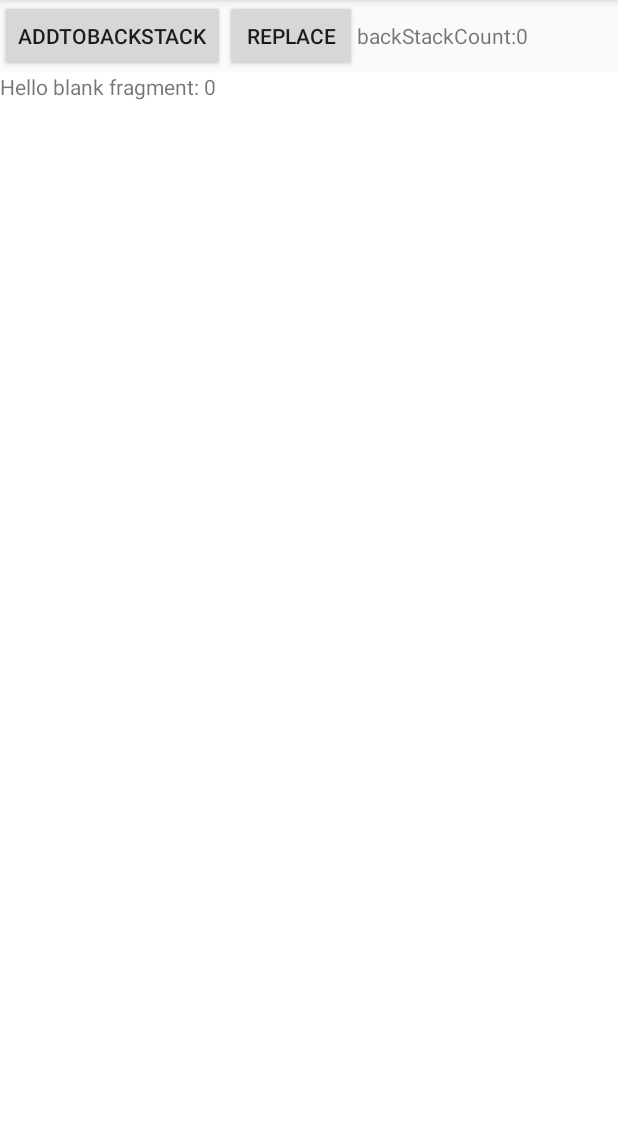
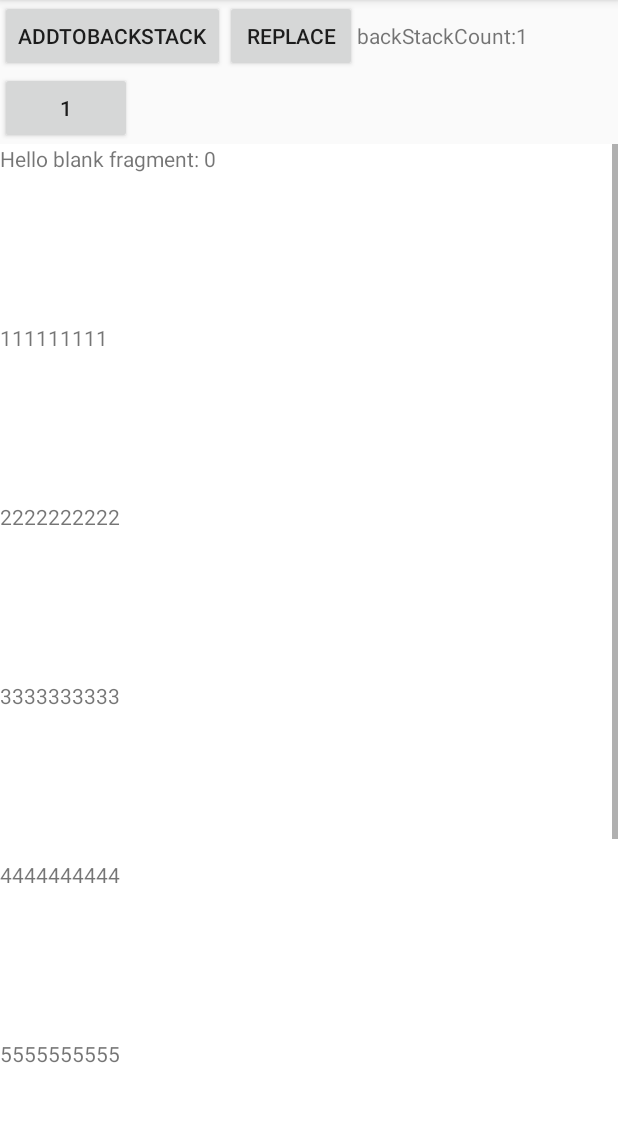
Before and after one commit to sarang628/Android, an Android app: the MyFragmentActivity screen opened directly, with no data from a screen before it, after a tap on "ADDTOBACKSTACK", on a phone screen of 412 x 824 dp, the part 84-1206 px from its top. Run offline under Robolectric (Android 15) with nearby library versions, the phone set to English and light mode, and no system bars.

Commit message:
Fragment Update

```diff
--- a/app/src/main/java/com/sarang/androiddeveloper/fragments/MyFragmentActivity.java
+++ b/app/src/main/java/com/sarang/androiddeveloper/fragments/MyFragmentActivity.java
@@ -3,6 +3,8 @@ package com.sarang.androiddeveloper.fragments;
 import android.content.Context;
 import android.content.Intent;
 import android.net.Uri;
+import android.os.Handler;
+import android.support.v4.app.FragmentManager;
 import android.support.v4.app.FragmentTransaction;
 import android.support.v7.app.AppCompatActivity;
 import android.os.Bundle;
@@ -14,7 +16,11 @@ import android.widget.Toast;
 
 import com.sarang.androiddeveloper.R;
 
+import java.util.ArrayList;
+
 public class MyFragmentActivity extends AppCompatActivity implements BlankFragment.OnFragmentInteractionListener {
+
+    ArrayList<String> tags = new ArrayList<>();
 
 
     @Override
@@ -36,9 +42,11 @@ public class MyFragmentActivity extends AppCompatActivity implements BlankFragme
     public void addToBackStack(View v) {
 
         FragmentTransaction trans = getSupportFragmentManager().beginTransaction();
-        trans.add(R.id.container, BlankFragment.newInstance("a", "b")).addToBackStack("backStack");
+        trans.add(R.id.container, BlankFragment.newInstance("a", "b"), "" + BlankFragment.createCount).addToBackStack("backStack");
+        tags.add("" + BlankFragment.createCount);
         trans.commit();
         renewFraglemtList();
+
 
     }
 
@@ -54,30 +62,60 @@ public class MyFragmentActivity extends AppCompatActivity implements BlankFragme
 
     public void replace(View v) {
         FragmentTransaction trans = getSupportFragmentManager().beginTransaction();
-        trans.replace(R.id.container, BlankFragment.newInstance("a", "b"))/*.addToBackStack("backStack")*/;
+        trans.replace(R.id.container, BlankFragment.newInstance("a", "b"), "" + BlankFragment.createCount).addToBackStack("backStack");
+        tags.add("" + BlankFragment.createCount);
         trans.commit();
         renewFraglemtList();
     }
 
     private void renewFraglemtList() {
 
-        ((LinearLayout) findViewById(R.id.fragmentButtonLayout)).removeAllViewsInLayout();
+        new Handler().postDelayed(new Runnable() {
+            @Override
+            public void run() {
 
                 ((TextView) findViewById(R.id.backStackCount)).setText("" + getSupportFragmentManager().getBackStackEntryCount());
-
+                ((LinearLayout) findViewById(R.id.fragmentButtonLayout)).removeAllViewsInLayout();
+                /*
                 for (int i = 0; i < getSupportFragmentManager().getBackStackEntryCount(); i++) {
-            Button btn = new Button(this);
-            if (getSupportFragmentManager().getFragments().get(i) instanceof BlankFragment) {
+                    Button btn = new Button(MyFragmentActivity.this);
+                    if (getSupportFragmentManager().getFragments().get(i) != null && getSupportFragmentManager().getFragments().get(i) instanceof BlankFragment) {
                         btn.setText("" + ((BlankFragment) getSupportFragmentManager().getFragments().get(i)).count);
                         final int finalI = i;
                         btn.setOnClickListener(new View.OnClickListener() {
                             @Override
                             public void onClick(View v) {
+                                for (int i = 0; i < getSupportFragmentManager().getBackStackEntryCount(); i++) {
+                                    getSupportFragmentManager().beginTransaction().hide(getSupportFragmentManager().getFragments().get(i)).commit();
+                                }
                                 getSupportFragmentManager().beginTransaction().show(getSupportFragmentManager().getFragments().get(finalI)).commit();
+
                             }
                         });
                         ((LinearLayout) findViewById(R.id.fragmentButtonLayout)).addView(btn);
                     }
+                }*/
+                for (int i = 0; i < tags.size(); i++) {
+                    Button btn = new Button(MyFragmentActivity.this);
+                    btn.setText("" + tags.get(i));
+                    final int finalI = i;
+                    btn.setOnClickListener(new View.OnClickListener() {
+                        @Override
+                        public void onClick(View v) {
+                            //                            for (int i = 0; i < getSupportFragmentManager().getBackStackEntryCount(); i++) {
+                            //                                getSupportFragmentManager().beginTransaction().hide(getSupportFragmentManager().findFragmentByTag(tags.get(i))).commit();
+                            //                            }
+                            //                            getSupportFragmentManager().beginTransaction().show(getSupportFragmentManager().findFragmentByTag(tags.get(finalI))).commit();
+                            FragmentTransaction trans = getSupportFragmentManager().beginTransaction();
+                            trans.replace(R.id.container, getSupportFragmentManager().findFragmentByTag("" + (finalI + 1)));
+                            trans.commit();
+
+                        }
+                    });
+                    ((LinearLayout) findViewById(R.id.fragmentButtonLayout)).addView(btn);
+
                 }
             }
+        }, 500);
     }
+}
--- a/app/src/main/res/layout/fragment_blank.xml
+++ b/app/src/main/res/layout/fragment_blank.xml
@@ -6,11 +6,72 @@
     android:background="#FFFFFF"
     tools:context=".fragments.BlankFragment">
 
-    <!-- TODO: Update blank fragment layout -->
-    <TextView
-        android:id="@+id/tv"
+
+    <ScrollView
         android:layout_width="match_parent"
-        android:layout_height="match_parent"
-        android:text="@string/hello_blank_fragment" />
+        android:layout_height="match_parent">
+
+        <LinearLayout
+            android:layout_width="match_parent"
+            android:layout_height="2000dp"
+            android:orientation="vertical">
+
+            <TextView
+                android:id="@+id/tv"
+                android:layout_width="match_parent"
+                android:layout_height="match_parent"
+                android:text="@string/hello_blank_fragment" />
+
+            <TextView
+                android:layout_width="wrap_content"
+                android:layout_height="wrap_content"
+                android:layout_marginTop="100dp"
+                android:text="111111111" />
+
+            <TextView
+                android:layout_width="wrap_content"
+                android:layout_height="wrap_content"
+                android:layout_marginTop="100dp"
+                android:text="2222222222" />
+
+            <TextView
+                android:layout_width="wrap_content"
+                android:layout_height="wrap_content"
+                android:layout_marginTop="100dp"
+                android:text="3333333333" />
+
+            <TextView
+                android:layout_width="wrap_content"
+                android:layout_height="wrap_content"
+                android:layout_marginTop="100dp"
+                android:text="4444444444" />
+
+            <TextView
+                android:layout_width="wrap_content"
+                android:layout_height="wrap_content"
+                android:layout_marginTop="100dp"
+                android:text="5555555555" />
+
+            <TextView
+                android:layout_width="wrap_content"
+                android:layout_height="wrap_content"
+                android:layout_marginTop="100dp"
+                android:text="6666666666" />
+
+            <TextView
+                android:layout_width="wrap_content"
+                android:layout_height="wrap_content"
+                android:layout_marginTop="100dp"
+                android:text="7777777777" />
+
+            <TextView
+                android:layout_width="wrap_content"
+                android:layout_height="wrap_content"
+                android:layout_marginTop="100dp"
+                android:text="9999999999" />
+
+        </LinearLayout>
+
+    </ScrollView>
 
 </FrameLayout>
```
Also changed, not shown: 1 other file. Lines whose indentation alone changed are shown as unchanged.
